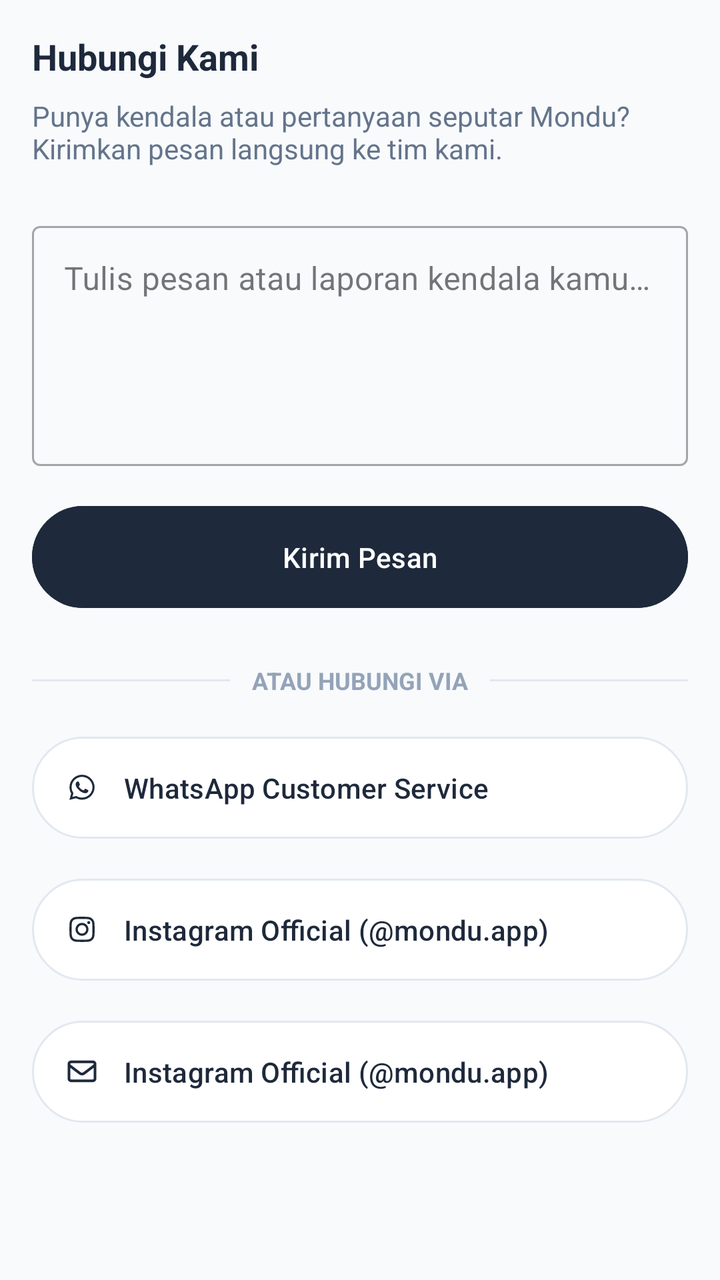
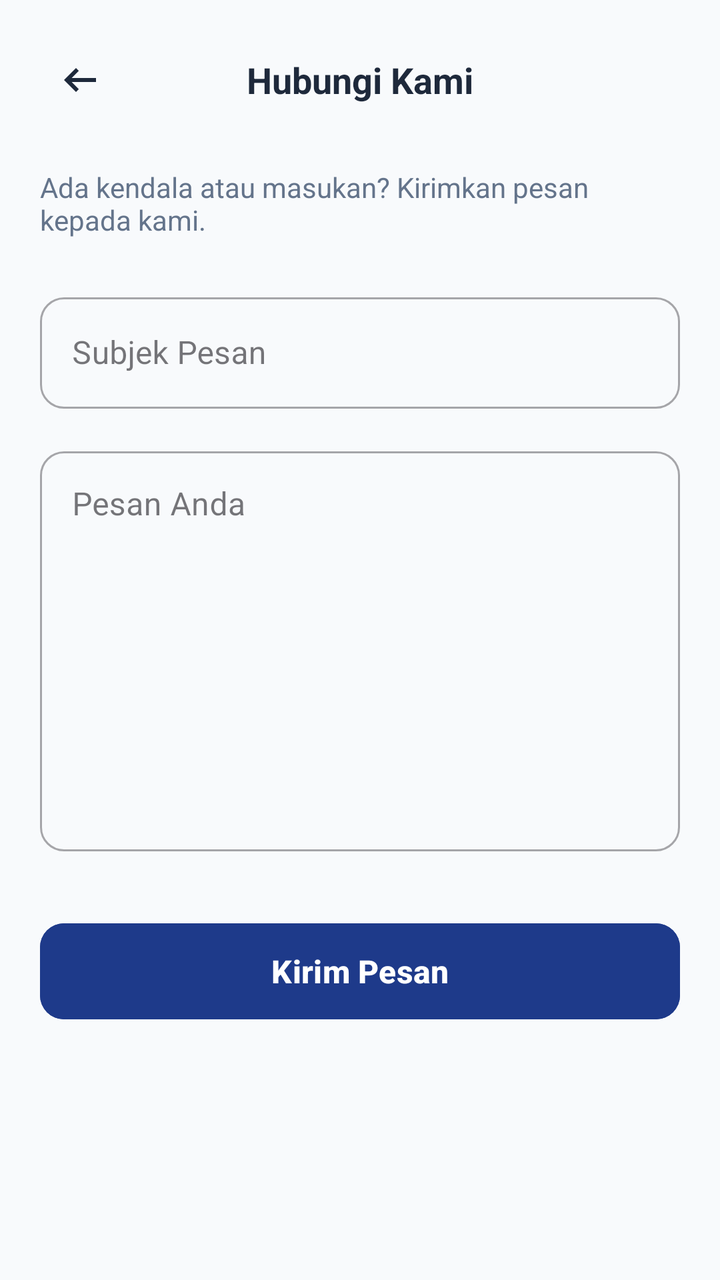

Screens rendered from an Android XML layout before and after an edit, with the pre-edit source and the edit as a unified diff.
<!-- AndroidManifest.xml: application theme Theme.Mondu -->
<!-- res/layout/activity_contact_us.xml -->
<?xml version="1.0" encoding="utf-8"?>
<LinearLayout xmlns:android="http://schemas.android.com/apk/res/android"
    xmlns:app="http://schemas.android.com/apk/res-auto"
    android:id="@+id/main"
    android:layout_width="match_parent"
    android:layout_height="match_parent"
    android:orientation="vertical"
    android:background="#F8FAFC"
    android:padding="16dp">

    <TextView
        android:layout_width="wrap_content"
        android:layout_height="wrap_content"
        android:text="Hubungi Kami"
        android:textColor="#1E293B"
        android:textSize="18sp"
        android:textStyle="bold"
        android:layout_marginBottom="8dp"/>

    <TextView
        android:layout_width="wrap_content"
        android:layout_height="wrap_content"
        android:text="Punya kendala atau pertanyaan seputar Mondu? Kirimkan pesan langsung ke tim kami."
        android:textColor="#64748B"
        android:textSize="14sp"
        android:layout_marginBottom="24dp"/>

    
    <com.google.android.material.textfield.TextInputLayout
        android:layout_width="match_parent"
        android:layout_height="wrap_content"
        android:layout_marginBottom="16dp"
        style="@style/Widget.MaterialComponents.TextInputLayout.OutlinedBox">

        <com.google.android.material.textfield.TextInputEditText
            android:id="@+id/et_pesan_kontak"
            android:layout_width="match_parent"
            android:layout_height="120dp"
            android:hint="Tulis pesan atau laporan kendala kamu di sini..."
            android:gravity="top|start"
            android:inputType="textMultiLine"/>
    </com.google.android.material.textfield.TextInputLayout>

    
    <com.google.android.material.button.MaterialButton
        android:id="@+id/btn_kirim_pesan"
        android:layout_width="match_parent"
        android:layout_height="wrap_content"
        android:text="Kirim Pesan"
        android:padding="16dp"
        app:cornerRadius="100dp"
        android:backgroundTint="#1E293B"
        android:textColor="#FFFFFF"
        android:layout_marginBottom="24dp"/>

    
    <RelativeLayout
        android:layout_width="match_parent"
        android:layout_height="wrap_content"
        android:layout_marginBottom="16dp">
        <View
            android:layout_width="match_parent"
            android:layout_height="1dp"
            android:background="#E2E8F0"
            android:layout_centerVertical="true"/>
        <TextView
            android:layout_width="wrap_content"
            android:layout_height="wrap_content"
            android:text=" ATAU HUBUNGI VIA "
            android:textColor="#94A3B8"
            android:textSize="12sp"
            android:textStyle="bold"
            android:background="#F8FAFC"
            android:layout_centerInParent="true"
            android:paddingHorizontal="8dp"/>
    </RelativeLayout>

    
    <com.google.android.material.button.MaterialButton
        android:id="@+id/btn_whatsapp"
        android:layout_width="match_parent"
        android:layout_height="wrap_content"
        android:text="WhatsApp Customer Service"
        android:gravity="start|center_vertical"
        android:padding="16dp"
        android:backgroundTint="#FFFFFF"
        android:textColor="#1E293B"
        app:strokeColor="#E2E8F0"
        app:strokeWidth="1dp"
        app:cornerRadius="100dp"
        android:layout_marginBottom="12dp"
        app:icon="@drawable/ic_whatsapp"
        app:iconTint="#1E293B"
        app:iconPadding="12dp"/>

    
    <com.google.android.material.button.MaterialButton
        android:id="@+id/btn_instagram"
        android:layout_width="match_parent"
        android:layout_height="wrap_content"
        android:text="Instagram Official (@mondu.app)"
        android:gravity="start|center_vertical"
        android:padding="16dp"
        android:backgroundTint="#FFFFFF"
        android:textColor="#1E293B"
        app:strokeColor="#E2E8F0"
        app:strokeWidth="1dp"
        app:cornerRadius="100dp"
        android:layout_marginBottom="12dp"
        app:icon="@drawable/ic_instagram"
        app:iconTint="#1E293B"
        app:iconPadding="12dp"/>

    <com.google.android.material.button.MaterialButton
        android:id="@+id/btn_email"
        android:layout_width="match_parent"
        android:layout_height="wrap_content"
        android:text="Instagram Official (@mondu.app)"
        android:gravity="start|center_vertical"
        android:padding="16dp"
        android:backgroundTint="#FFFFFF"
        android:textColor="#1E293B"
        app:strokeColor="#E2E8F0"
        app:strokeWidth="1dp"
        app:cornerRadius="100dp"
        app:icon="@drawable/ic_email"
        app:iconTint="#1E293B"
        app:iconPadding="12dp"/>
</LinearLayout>
<!-- resources referenced by this layout -->
<resources>
  <!-- drawable ic_email (drawable) -->
  <vector xmlns:android="http://schemas.android.com/apk/res/android"
      android:width="640dp"
      android:height="640dp"
      android:viewportWidth="640"
      android:viewportHeight="640">
    <path
        android:fillColor="#FF000000"
        android:pathData="M125.4,128C91.5,128 64,155.5 64,189.4C64,190.3 64,191.1 64.1,192L64,192L64,448C64,483.3 92.7,512 128,512L512,512C547.3,512 576,483.3 576,448L576,192L575.9,192C575.9,191.1 576,190.3 576,189.4C576,155.5 548.5,128 514.6,128L125.4,128zM528,256.3L528,448C528,456.8 520.8,464 512,464L128,464C119.2,464 112,456.8 112,448L112,256.3L266.8,373.7C298.2,397.6 341.7,397.6 373.2,373.7L528,256.3zM112,189.4C112,182 118,176 125.4,176L514.6,176C522,176 528,182 528,189.4C528,193.6 526,197.6 522.7,200.1L344.2,335.5C329.9,346.3 310.1,346.3 295.8,335.5L117.3,200.1C114,197.6 112,193.6 112,189.4z"/>
  </vector>
  <!-- drawable ic_instagram (drawable) -->
  <vector xmlns:android="http://schemas.android.com/apk/res/android"
      android:width="640dp"
      android:height="640dp"
      android:viewportWidth="640"
      android:viewportHeight="640">
    <path
        android:fillColor="#FF000000"
        android:pathData="M320.3,205C256.8,204.8 205.2,256.2 205,319.7C204.8,383.2 256.2,434.8 319.7,435C383.2,435.2 434.8,383.8 435,320.3C435.2,256.8 383.8,205.2 320.3,205zM319.7,245.4C360.9,245.2 394.4,278.5 394.6,319.7C394.8,360.9 361.5,394.4 320.3,394.6C279.1,394.8 245.6,361.5 245.4,320.3C245.2,279.1 278.5,245.6 319.7,245.4zM413.1,200.3C413.1,185.5 425.1,173.5 439.9,173.5C454.7,173.5 466.7,185.5 466.7,200.3C466.7,215.1 454.7,227.1 439.9,227.1C425.1,227.1 413.1,215.1 413.1,200.3zM542.8,227.5C541.1,191.6 532.9,159.8 506.6,133.6C480.4,107.4 448.6,99.2 412.7,97.4C375.7,95.3 264.8,95.3 227.8,97.4C192,99.1 160.2,107.3 133.9,133.5C107.6,159.7 99.5,191.5 97.7,227.4C95.6,264.4 95.6,375.3 97.7,412.3C99.4,448.2 107.6,480 133.9,506.2C160.2,532.4 191.9,540.6 227.8,542.4C264.8,544.5 375.7,544.5 412.7,542.4C448.6,540.7 480.4,532.5 506.6,506.2C532.8,480 541,448.2 542.8,412.3C544.9,375.3 544.9,264.5 542.8,227.5zM495,452C487.2,471.6 472.1,486.7 452.4,494.6C422.9,506.3 352.9,503.6 320.3,503.6C287.7,503.6 217.6,506.2 188.2,494.6C168.6,486.8 153.5,471.7 145.6,452C133.9,422.5 136.6,352.5 136.6,319.9C136.6,287.3 134,217.2 145.6,187.8C153.4,168.2 168.5,153.1 188.2,145.2C217.7,133.5 287.7,136.2 320.3,136.2C352.9,136.2 423,133.6 452.4,145.2C472,153 487.1,168.1 495,187.8C506.7,217.3 504,287.3 504,319.9C504,352.5 506.7,422.6 495,452z"/>
  </vector>
  <!-- drawable ic_whatsapp (drawable) -->
  <vector xmlns:android="http://schemas.android.com/apk/res/android"
      android:width="640dp"
      android:height="640dp"
      android:viewportWidth="640"
      android:viewportHeight="640">
    <path
        android:fillColor="#FF000000"
        android:pathData="M476.9,161.1C435,119.1 379.2,96 319.9,96C197.5,96 97.9,195.6 97.9,318C97.9,357.1 108.1,395.3 127.5,429L96,544L213.7,513.1C246.1,530.8 282.6,540.1 319.8,540.1L319.9,540.1C442.2,540.1 544,440.5 544,318.1C544,258.8 518.8,203.1 476.9,161.1zM319.9,502.7C286.7,502.7 254.2,493.8 225.9,477L219.2,473L149.4,491.3L168,423.2L163.6,416.2C145.1,386.8 135.4,352.9 135.4,318C135.4,216.3 218.2,133.5 320,133.5C369.3,133.5 415.6,152.7 450.4,187.6C485.2,222.5 506.6,268.8 506.5,318.1C506.5,419.9 421.6,502.7 319.9,502.7zM421.1,364.5C415.6,361.7 388.3,348.3 383.2,346.5C378.1,344.6 374.4,343.7 370.7,349.3C367,354.9 356.4,367.3 353.1,371.1C349.9,374.8 346.6,375.3 341.1,372.5C308.5,356.2 287.1,343.4 265.6,306.5C259.9,296.7 271.3,297.4 281.9,276.2C283.7,272.5 282.8,269.3 281.4,266.5C280,263.7 268.9,236.4 264.3,225.3C259.8,214.5 255.2,216 251.8,215.8C248.6,215.6 244.9,215.6 241.2,215.6C237.5,215.6 231.5,217 226.4,222.5C221.3,228.1 207,241.5 207,268.8C207,296.1 226.9,322.5 229.6,326.2C232.4,329.9 268.7,385.9 324.4,410C359.6,425.2 373.4,426.5 391,423.9C401.7,422.3 423.8,410.5 428.4,397.5C433,384.5 433,373.4 431.6,371.1C430.3,368.6 426.6,367.2 421.1,364.5z"/>
  </vector>
  <!-- unchanged entries left out for length: 2 -->
</resources>

<!-- the commit's change to res/layout/activity_contact_us.xml (unified diff, before → after) -->
@@ -1,129 +1,90 @@
 <?xml version="1.0" encoding="utf-8"?>
 <LinearLayout xmlns:android="http://schemas.android.com/apk/res/android"
     xmlns:app="http://schemas.android.com/apk/res-auto"
-    android:id="@+id/main"
     android:layout_width="match_parent"
     android:layout_height="match_parent"
     android:orientation="vertical"
     android:background="#F8FAFC"
-    android:padding="16dp">
+    android:padding="20dp">
 
-    <TextView
-        android:layout_width="wrap_content"
-        android:layout_height="wrap_content"
-        android:text="Hubungi Kami"
-        android:textColor="#1E293B"
-        android:textSize="18sp"
-        android:textStyle="bold"
-        android:layout_marginBottom="8dp"/>
-
-    <TextView
-        android:layout_width="wrap_content"
-        android:layout_height="wrap_content"
-        android:text="Punya kendala atau pertanyaan seputar Mondu? Kirimkan pesan langsung ke tim kami."
-        android:textColor="#64748B"
-        android:textSize="14sp"
-        android:layout_marginBottom="24dp"/>
-
-    
-    <com.google.android.material.textfield.TextInputLayout
-        android:layout_width="match_parent"
-        android:layout_height="wrap_content"
-        android:layout_marginBottom="16dp"
-        style="@style/Widget.MaterialComponents.TextInputLayout.OutlinedBox">
-
-        <com.google.android.material.textfield.TextInputEditText
-            android:id="@+id/et_pesan_kontak"
-            android:layout_width="match_parent"
-            android:layout_height="120dp"
-            android:hint="Tulis pesan atau laporan kendala kamu di sini..."
-            android:gravity="top|start"
-            android:inputType="textMultiLine"/>
-    </com.google.android.material.textfield.TextInputLayout>
-
-    
-    <com.google.android.material.button.MaterialButton
-        android:id="@+id/btn_kirim_pesan"
-        android:layout_width="match_parent"
-        android:layout_height="wrap_content"
-        android:text="Kirim Pesan"
-        android:padding="16dp"
-        app:cornerRadius="100dp"
-        android:backgroundTint="#1E293B"
-        android:textColor="#FFFFFF"
-        android:layout_marginBottom="24dp"/>
-
-    
     <RelativeLayout
         android:layout_width="match_parent"
         android:layout_height="wrap_content"
-        android:layout_marginBottom="16dp">
-        <View
-            android:layout_width="match_parent"
-            android:layout_height="1dp"
-            android:background="#E2E8F0"
-            android:layout_centerVertical="true"/>
+        android:layout_marginBottom="24dp">
+
+        <ImageButton
+            android:id="@+id/btnBackContact"
+            android:layout_width="40dp"
+            android:layout_height="40dp"
+            android:src="@drawable/ic_arrow_right"
+            android:rotation="180"
+            android:background="?android:attr/selectableItemBackgroundBorderless"
+            app:tint="#1E293B" />
+
         <TextView
             android:layout_width="wrap_content"
             android:layout_height="wrap_content"
-            android:text=" ATAU HUBUNGI VIA "
-            android:textColor="#94A3B8"
-            android:textSize="12sp"
-            android:textStyle="bold"
-            android:background="#F8FAFC"
             android:layout_centerInParent="true"
-            android:paddingHorizontal="8dp"/>
+            android:text="Hubungi Kami"
+            android:textColor="#1E293B"
+            android:textSize="18sp"
+            android:textStyle="bold" />
     </RelativeLayout>
 
-    
-    <com.google.android.material.button.MaterialButton
-        android:id="@+id/btn_whatsapp"
+    <TextView
         android:layout_width="match_parent"
         android:layout_height="wrap_content"
-        android:text="WhatsApp Customer Service"
-        android:gravity="start|center_vertical"
-        android:padding="16dp"
-        android:backgroundTint="#FFFFFF"
-        android:textColor="#1E293B"
-        app:strokeColor="#E2E8F0"
-        app:strokeWidth="1dp"
-        app:cornerRadius="100dp"
-        android:layout_marginBottom="12dp"
-        app:icon="@drawable/ic_whatsapp"
-        app:iconTint="#1E293B"
-        app:iconPadding="12dp"/>
+        android:text="Ada kendala atau masukan? Kirimkan pesan kepada kami."
+        android:textColor="#64748B"
+        android:textSize="14sp"
+        android:layout_marginBottom="24dp" />
 
-    
-    <com.google.android.material.button.MaterialButton
-        android:id="@+id/btn_instagram"
+    <com.google.android.material.textfield.TextInputLayout
+        style="@style/Widget.MaterialComponents.TextInputLayout.OutlinedBox"
         android:layout_width="match_parent"
         android:layout_height="wrap_content"
-        android:text="Instagram Official (@mondu.app)"
-        android:gravity="start|center_vertical"
-        android:padding="16dp"
-        android:backgroundTint="#FFFFFF"
-        android:textColor="#1E293B"
-        app:strokeColor="#E2E8F0"
-        app:strokeWidth="1dp"
-        app:cornerRadius="100dp"
-        android:layout_marginBottom="12dp"
-        app:icon="@drawable/ic_instagram"
-        app:iconTint="#1E293B"
-        app:iconPadding="12dp"/>
+        android:hint="Subjek Pesan"
+        android:layout_marginBottom="16dp"
+        app:boxCornerRadiusTopStart="12dp"
+        app:boxCornerRadiusTopEnd="12dp"
+        app:boxCornerRadiusBottomStart="12dp"
+        app:boxCornerRadiusBottomEnd="12dp">
+
+        <com.google.android.material.textfield.TextInputEditText
+            android:id="@+id/etSubject"
+            android:layout_width="match_parent"
+            android:layout_height="wrap_content"
+            android:inputType="textCapSentences" />
+    </com.google.android.material.textfield.TextInputLayout>
+
+    <com.google.android.material.textfield.TextInputLayout
+        style="@style/Widget.MaterialComponents.TextInputLayout.OutlinedBox"
+        android:layout_width="match_parent"
+        android:layout_height="wrap_content"
+        android:hint="Pesan Anda"
+        android:layout_marginBottom="32dp"
+        app:boxCornerRadiusTopStart="12dp"
+        app:boxCornerRadiusTopEnd="12dp"
+        app:boxCornerRadiusBottomStart="12dp"
+        app:boxCornerRadiusBottomEnd="12dp">
+
+        <com.google.android.material.textfield.TextInputEditText
+            android:id="@+id/etMessage"
+            android:layout_width="match_parent"
+            android:layout_height="200dp"
+            android:gravity="top"
+            android:inputType="textMultiLine" />
+    </com.google.android.material.textfield.TextInputLayout>
 
     <com.google.android.material.button.MaterialButton
-        android:id="@+id/btn_email"
+        android:id="@+id/btnSendMessage"
         android:layout_width="match_parent"
-        android:layout_height="wrap_content"
-        android:text="Instagram Official (@mondu.app)"
-        android:gravity="start|center_vertical"
-        android:padding="16dp"
-        android:backgroundTint="#FFFFFF"
-        android:textColor="#1E293B"
-        app:strokeColor="#E2E8F0"
-        app:strokeWidth="1dp"
-        app:cornerRadius="100dp"
-        app:icon="@drawable/ic_email"
-        app:iconTint="#1E293B"
-        app:iconPadding="12dp"/>
+        android:layout_height="56dp"
+        android:text="Kirim Pesan"
+        android:textAllCaps="false"
+        android:textSize="16sp"
+        android:textStyle="bold"
+        app:cornerRadius="12dp"
+        android:backgroundTint="#1E3A8A" />
+
 </LinearLayout>
<!-- resource entries referenced after the edit -->
@@ -1,34 +1,10 @@
 <!-- resources referenced by this layout -->
 <resources>
-  <!-- drawable ic_email (drawable) -->
-  <vector xmlns:android="http://schemas.android.com/apk/res/android"
-      android:width="640dp"
-      android:height="640dp"
-      android:viewportWidth="640"
-      android:viewportHeight="640">
-    <path
-        android:fillColor="#FF000000"
-        android:pathData="M125.4,128C91.5,128 64,155.5 64,189.4C64,190.3 64,191.1 64.1,192L64,192L64,448C64,483.3 92.7,512 128,512L512,512C547.3,512 576,483.3 576,448L576,192L575.9,192C575.9,191.1 576,190.3 576,189.4C576,155.5 548.5,128 514.6,128L125.4,128zM528,256.3L528,448C528,456.8 520.8,464 512,464L128,464C119.2,464 112,456.8 112,448L112,256.3L266.8,373.7C298.2,397.6 341.7,397.6 373.2,373.7L528,256.3zM112,189.4C112,182 118,176 125.4,176L514.6,176C522,176 528,182 528,189.4C528,193.6 526,197.6 522.7,200.1L344.2,335.5C329.9,346.3 310.1,346.3 295.8,335.5L117.3,200.1C114,197.6 112,193.6 112,189.4z"/>
-  </vector>
-  <!-- drawable ic_instagram (drawable) -->
-  <vector xmlns:android="http://schemas.android.com/apk/res/android"
-      android:width="640dp"
-      android:height="640dp"
-      android:viewportWidth="640"
-      android:viewportHeight="640">
-    <path
-        android:fillColor="#FF000000"
-        android:pathData="M320.3,205C256.8,204.8 205.2,256.2 205,319.7C204.8,383.2 256.2,434.8 319.7,435C383.2,435.2 434.8,383.8 435,320.3C435.2,256.8 383.8,205.2 320.3,205zM319.7,245.4C360.9,245.2 394.4,278.5 394.6,319.7C394.8,360.9 361.5,394.4 320.3,394.6C279.1,394.8 245.6,361.5 245.4,320.3C245.2,279.1 278.5,245.6 319.7,245.4zM413.1,200.3C413.1,185.5 425.1,173.5 439.9,173.5C454.7,173.5 466.7,185.5 466.7,200.3C466.7,215.1 454.7,227.1 439.9,227.1C425.1,227.1 413.1,215.1 413.1,200.3zM542.8,227.5C541.1,191.6 532.9,159.8 506.6,133.6C480.4,107.4 448.6,99.2 412.7,97.4C375.7,95.3 264.8,95.3 227.8,97.4C192,99.1 160.2,107.3 133.9,133.5C107.6,159.7 99.5,191.5 97.7,227.4C95.6,264.4 95.6,375.3 97.7,412.3C99.4,448.2 107.6,480 133.9,506.2C160.2,532.4 191.9,540.6 227.8,542.4C264.8,544.5 375.7,544.5 412.7,542.4C448.6,540.7 480.4,532.5 506.6,506.2C532.8,480 541,448.2 542.8,412.3C544.9,375.3 544.9,264.5 542.8,227.5zM495,452C487.2,471.6 472.1,486.7 452.4,494.6C422.9,506.3 352.9,503.6 320.3,503.6C287.7,503.6 217.6,506.2 188.2,494.6C168.6,486.8 153.5,471.7 145.6,452C133.9,422.5 136.6,352.5 136.6,319.9C136.6,287.3 134,217.2 145.6,187.8C153.4,168.2 168.5,153.1 188.2,145.2C217.7,133.5 287.7,136.2 320.3,136.2C352.9,136.2 423,133.6 452.4,145.2C472,153 487.1,168.1 495,187.8C506.7,217.3 504,287.3 504,319.9C504,352.5 506.7,422.6 495,452z"/>
-  </vector>
-  <!-- drawable ic_whatsapp (drawable) -->
-  <vector xmlns:android="http://schemas.android.com/apk/res/android"
-      android:width="640dp"
-      android:height="640dp"
-      android:viewportWidth="640"
-      android:viewportHeight="640">
-    <path
-        android:fillColor="#FF000000"
-        android:pathData="M476.9,161.1C435,119.1 379.2,96 319.9,96C197.5,96 97.9,195.6 97.9,318C97.9,357.1 108.1,395.3 127.5,429L96,544L213.7,513.1C246.1,530.8 282.6,540.1 319.8,540.1L319.9,540.1C442.2,540.1 544,440.5 544,318.1C544,258.8 518.8,203.1 476.9,161.1zM319.9,502.7C286.7,502.7 254.2,493.8 225.9,477L219.2,473L149.4,491.3L168,423.2L163.6,416.2C145.1,386.8 135.4,352.9 135.4,318C135.4,216.3 218.2,133.5 320,133.5C369.3,133.5 415.6,152.7 450.4,187.6C485.2,222.5 506.6,268.8 506.5,318.1C506.5,419.9 421.6,502.7 319.9,502.7zM421.1,364.5C415.6,361.7 388.3,348.3 383.2,346.5C378.1,344.6 374.4,343.7 370.7,349.3C367,354.9 356.4,367.3 353.1,371.1C349.9,374.8 346.6,375.3 341.1,372.5C308.5,356.2 287.1,343.4 265.6,306.5C259.9,296.7 271.3,297.4 281.9,276.2C283.7,272.5 282.8,269.3 281.4,266.5C280,263.7 268.9,236.4 264.3,225.3C259.8,214.5 255.2,216 251.8,215.8C248.6,215.6 244.9,215.6 241.2,215.6C237.5,215.6 231.5,217 226.4,222.5C221.3,228.1 207,241.5 207,268.8C207,296.1 226.9,322.5 229.6,326.2C232.4,329.9 268.7,385.9 324.4,410C359.6,425.2 373.4,426.5 391,423.9C401.7,422.3 423.8,410.5 428.4,397.5C433,384.5 433,373.4 431.6,371.1C430.3,368.6 426.6,367.2 421.1,364.5z"/>
+  <!-- drawable ic_arrow_right (drawable) -->
+  <vector xmlns:android="http://schemas.android.com/apk/res/android" android:autoMirrored="true" android:height="24dp" android:tint="#000000" android:viewportHeight="960" android:viewportWidth="960" android:width="24dp">
+        
+      <path android:fillColor="@android:color/white" android:pathData="M560,720L504,662L646,520L160,520L160,440L646,440L504,298L560,240L800,480L560,720Z"/>
+      
   </vector>
   <!-- unchanged entries left out for length: 2 -->
 </resources>
